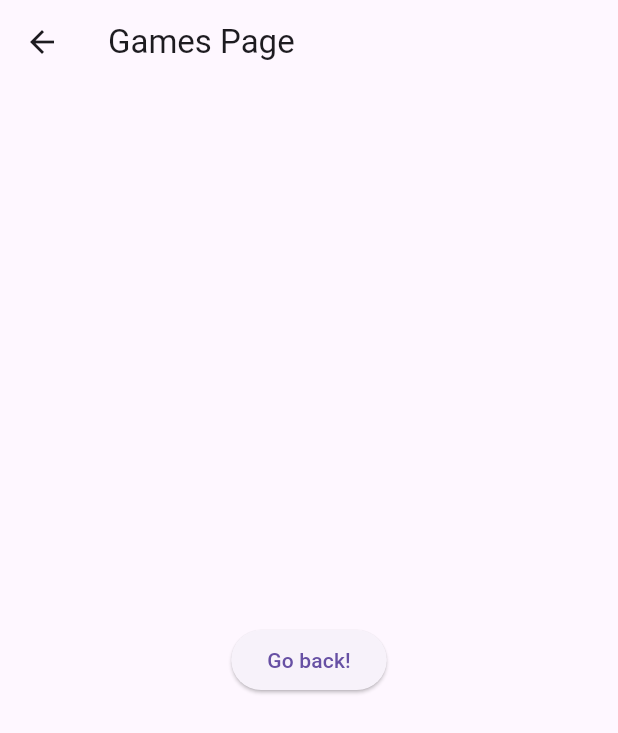
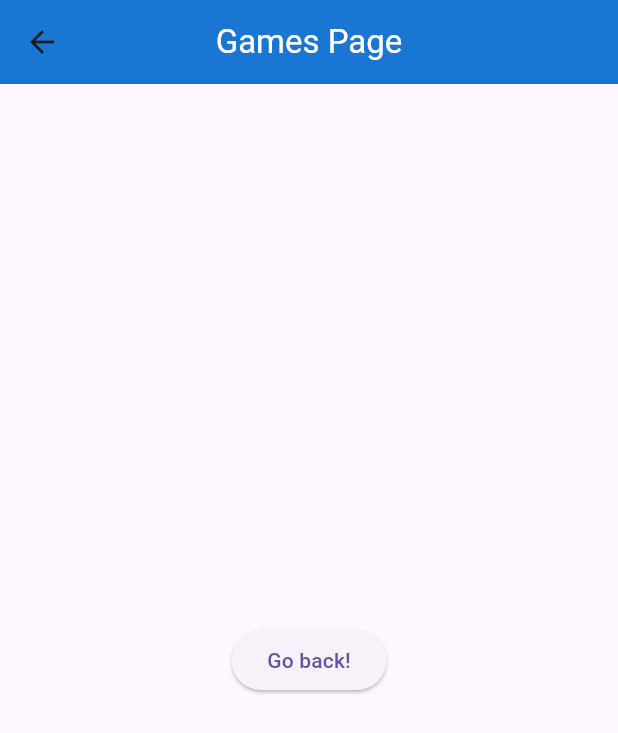
Before and after one commit to mezgoodle/UnoCounter, a Flutter app: the screen it shows after launch, after a tap on "See all games!", on a phone screen of 412 x 824 dp. Shown: the top 733 px of the screen. Run offline on Flutter 3.47's test engine with Material 3 defaults, Android fonts, the phone set to English and light mode, and no system bars; Roboto replaces fonts that are missing (Poppins).

Commit message:
Create custom AppBar

```diff
--- a/lib/pages/games.dart
+++ b/lib/pages/games.dart
@@ -1,4 +1,5 @@
 import 'package:flutter/material.dart';
+import 'package:unocounter/widgets/app_bar.dart';
 
 class GamesPage extends StatelessWidget {
   const GamesPage({super.key});
@@ -6,9 +7,7 @@ class GamesPage extends StatelessWidget {
   @override
   Widget build(BuildContext context) {
     return Scaffold(
-      appBar: AppBar(
-        title: const Text('Games Page'),
-      ),
+      appBar: CustomAppBar(title: 'Games Page'),
       body: Center(
         child: ElevatedButton(
           onPressed: () {
--- a/lib/pages/home.dart
+++ b/lib/pages/home.dart
@@ -1,6 +1,7 @@
 import 'package:flutter/material.dart';
 import 'package:unocounter/pages/games.dart';
 import 'package:unocounter/pages/new_game.dart';
+import 'package:unocounter/widgets/app_bar.dart';
 
 class HomePage extends StatelessWidget {
   const HomePage({super.key});
@@ -8,12 +9,11 @@ class HomePage extends StatelessWidget {
   @override
   Widget build(BuildContext context) {
     return Scaffold(
-      appBar: AppBar(
-        title: const Text('Home page'),
-      ),
+      appBar: CustomAppBar(title: 'Uno Counter'),
       body: Center(
         child: Column(
           mainAxisAlignment: MainAxisAlignment.center,
+          crossAxisAlignment: CrossAxisAlignment.stretch,
           children: [
             SizedBox(
               height: MediaQuery.of(context).size.height * 0.3,
@@ -22,8 +22,13 @@ class HomePage extends StatelessWidget {
               ),
             ),
             SizedBox(height: 30),
-            ElevatedButton(
-              child: const Text('See all games!'),
+            FractionallySizedBox(
+              widthFactor: 0.8,
+              child: ElevatedButton(
+                child: const Text(
+                  'See all games!',
+                  style: TextStyle(fontSize: 20),
+                ),
                 onPressed: () {
                   Navigator.push(
                     context,
@@ -31,15 +36,23 @@ class HomePage extends StatelessWidget {
                   );
                 },
               ),
+            ),
             SizedBox(height: 15),
-            ElevatedButton(
-              child: const Text('Create new game!'),
+            FractionallySizedBox(
+              widthFactor: 0.8,
+              child: ElevatedButton(
+                child: const Text(
+                  'Create new game!',
+                  style: TextStyle(fontSize: 20),
+                ),
                 onPressed: () {
                   Navigator.push(
                     context,
-                  MaterialPageRoute(builder: (context) => const NewGamePage()),
+                    MaterialPageRoute(
+                        builder: (context) => const NewGamePage()),
                   );
                 },
+              ),
             ),
           ],
         ),
--- a/lib/pages/new_game.dart
+++ b/lib/pages/new_game.dart
@@ -1,4 +1,5 @@
 import 'package:flutter/material.dart';
+import 'package:unocounter/widgets/app_bar.dart';
 
 class NewGamePage extends StatelessWidget {
   const NewGamePage({super.key});
@@ -6,9 +7,7 @@ class NewGamePage extends StatelessWidget {
   @override
   Widget build(BuildContext context) {
     return Scaffold(
-      appBar: AppBar(
-        title: const Text('New Game Page'),
-      ),
+      appBar: CustomAppBar(title: 'New Game Page'),
       body: Center(
         child: ElevatedButton(
           onPressed: () {
--- /dev/null
+++ b/lib/widgets/app_bar.dart
@@ -0,0 +1,19 @@
+import 'package:flutter/material.dart';
+
+class CustomAppBar extends StatelessWidget implements PreferredSizeWidget {
+  final String title;
+
+  const CustomAppBar({required this.title, Key? key}) : super(key: key);
+
+  @override
+  Widget build(BuildContext context) {
+    return AppBar(
+      title: Text(title, style: const TextStyle(color: Colors.white)),
+      centerTitle: true,
+      backgroundColor: Colors.blue.shade700,
+    );
+  }
+
+  @override
+  Size get preferredSize => Size.fromHeight(kToolbarHeight);
+}
```
Lines whose indentation alone changed are shown as unchanged.
